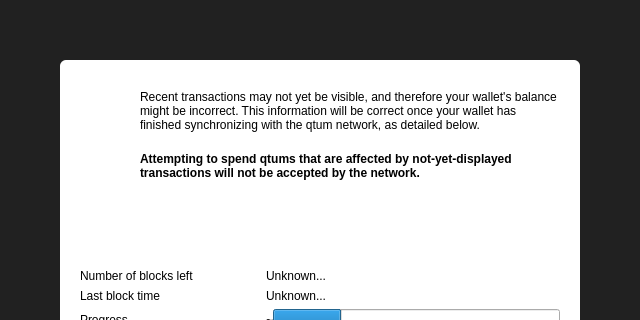
Above: src/qt/forms/modaloverlay.ui from tripiproject/tripi before the change; both pictures show x 0 to 640 and y 0 to 320 of the 640 by 513 pixel window. Below: the same form after it.
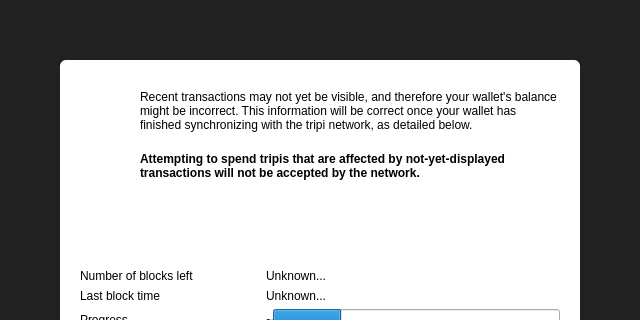
That is the form after the change. Icons and pictures are not drawn. Custom widgets are drawn as their Qt base class.

The edit to the form file:
```diff
--- a/src/qt/forms/modaloverlay.ui
+++ b/src/qt/forms/modaloverlay.ui
@@ -150,7 +150,7 @@
                  <item>
                   <widget class="QLabel" name="infoText">
                    <property name="text">
-                    <string>Recent transactions may not yet be visible, and therefore your wallet's balance might be incorrect. This information will be correct once your wallet has finished synchronizing with the qtum network, as detailed below.</string>
+                    <string>Recent transactions may not yet be visible, and therefore your wallet's balance might be incorrect. This information will be correct once your wallet has finished synchronizing with the tripi network, as detailed below.</string>
                    </property>
                    <property name="textFormat">
                     <enum>Qt::RichText</enum>
@@ -169,7 +169,7 @@
                     </font>
                    </property>
                    <property name="text">
-                    <string>Attempting to spend qtums that are affected by not-yet-displayed transactions will not be accepted by the network.</string>
+                    <string>Attempting to spend tripis that are affected by not-yet-displayed transactions will not be accepted by the network.</string>
                    </property>
                    <property name="textFormat">
                     <enum>Qt::RichText</enum>
```
